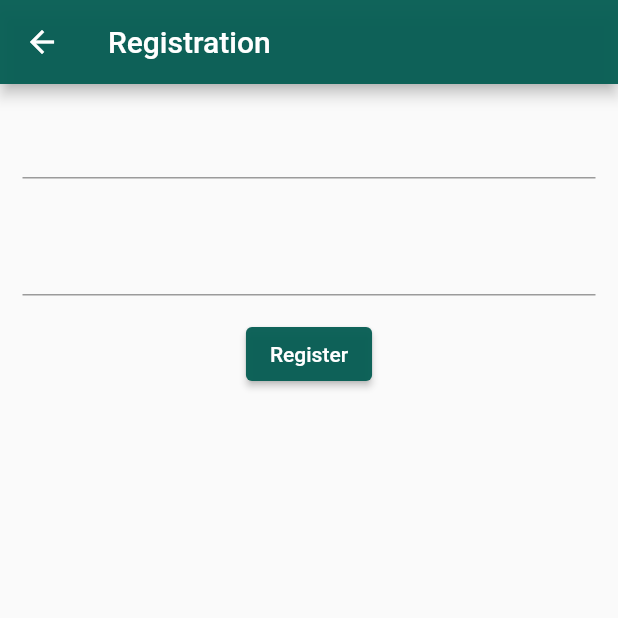
After one commit to sreedeviluminar/my_prroject, a Flutter app: the RegistrationFire screen opened directly, on a phone screen of 412 x 824 dp, the top half of it. The commit adds this screen. Run offline on Flutter 3.47's test engine with Material 2 defaults, Android fonts, the phone set to English and light mode, and no system bars; our stand-ins replace cached_network_image, carousel_slider, convex_bottom_bar, device_preview, email_validator, firebase_auth and 18 more; accounts and stored records are empty; project files that could hold a hidden picture were left out.

Commit message:
initial commit

```diff
--- /dev/null
+++ b/lib/firebase exaples/email pass authe/registration.dart
@@ -0,0 +1,38 @@
+import 'package:flutter/material.dart';
+
+class RegistrationFire extends StatefulWidget {
+  const RegistrationFire({super.key});
+
+  @override
+  State<RegistrationFire> createState() => _RegistrationFireState();
+}
+
+class _RegistrationFireState extends State<RegistrationFire> {
+  final email = TextEditingController();
+  final pass  = TextEditingController();
+  @override
+  Widget build(BuildContext context) {
+    return Scaffold(
+      appBar: AppBar(title :Text("Registration")),
+      body: Column(
+        children: [
+          Padding(
+            padding: const EdgeInsets.all(15.0),
+            child: TextField(
+              controller: email,
+            ),
+          ),
+          Padding(
+            padding: const EdgeInsets.all(15.0),
+            child: TextField(
+              controller: pass,
+            ),
+          ),
+          ElevatedButton(onPressed: (){
+
+          }, child: Text('Register'))
+        ],
+      ),
+    );
+  }
+}
--- a/pubspec.yaml
+++ b/pubspec.yaml
@@ -62,6 +62,9 @@ dependencies:
   image_picker:
   path:
 
+  #for firebase auth
+  firebase_auth:
+
   # The following adds the Cupertino Icons font to your application.
   # Use with the CupertinoIcons class for iOS style icons.
   cupertino_icons: ^1.0.2
```
Also changed, not shown: lib/firebase exaples/email pass authe/FireHelper.dart (added, +30 -0 lines), lib/firebase exaples/email pass authe/login.dart (added, +15 -0 lines), lib/firebase exaples/storage/firbase_file_storage.dart (+7 -4 lines), lib/firebase exaples/email pass authe/home.dart (added), pubspec.lock, 1 other file.
